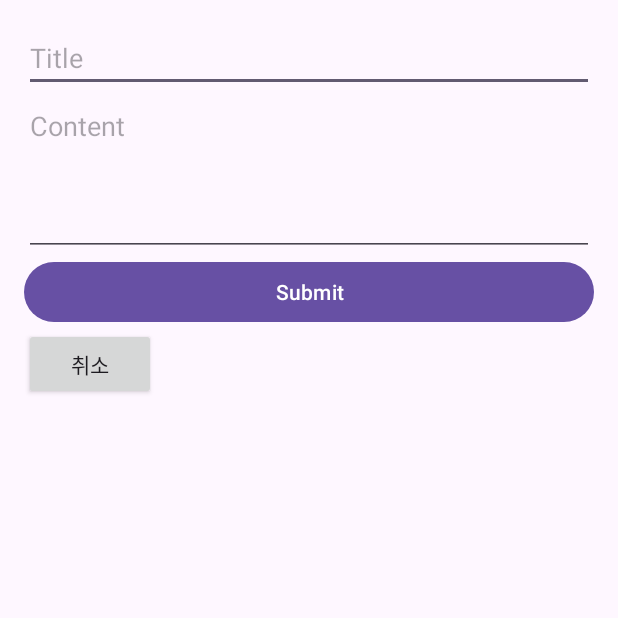
After one commit to Cha-Minho/MadCamp-Week2, an Android app: the NewPostActivity screen opened directly, with no data from a screen before it, on a phone screen of 412 x 824 dp, the top half of it. The commit adds this screen. Run offline under Robolectric (Android 15) with nearby library versions, the phone set to English and light mode, and no system bars.

Commit message:
중간 commit

```diff
--- a/app/src/main/AndroidManifest.xml
+++ b/app/src/main/AndroidManifest.xml
@@ -20,6 +20,9 @@
         android:theme="@style/Theme.Login"
         android:usesCleartextTraffic="true"
         tools:targetApi="31">
+        <activity
+            android:name=".NewPostActivity"
+            android:exported="false" />
         <activity
             android:name=".Stretch1Activity"
             android:exported="false" />
--- /dev/null
+++ b/app/src/main/java/com/example/login/NewPostActivity.java
@@ -0,0 +1,107 @@
+package com.example.login;
+
+import androidx.appcompat.app.AppCompatActivity;
+
+import android.content.Intent;
+import android.content.SharedPreferences;
+import android.os.Bundle;
+import android.util.Log;
+import android.view.View;
+import android.widget.Button;
+import android.widget.EditText;
+import android.widget.Toast;
+
+import org.json.JSONException;
+import org.json.JSONObject;
+
+import java.io.IOException;
+
+import okhttp3.Call;
+import okhttp3.Callback;
+import okhttp3.MediaType;
+import okhttp3.OkHttpClient;
+import okhttp3.Request;
+import okhttp3.RequestBody;
+import okhttp3.Response;
+
+public class NewPostActivity extends AppCompatActivity {
+    private EditText editTextTitle;
+    private EditText editTextContent;
+    private Button buttonSubmit;
+    private Button cancelPost;
+
+    private static final String URL = "https://6ef2-192-249-19-234.ngrok-free.app/post/";
+    public static final MediaType JSON = MediaType.get("application/json; charset=utf-8");
+
+    SharedPreferences sharedPref;
+
+    @Override
+    protected void onCreate(Bundle savedInstanceState) {
+        super.onCreate(savedInstanceState);
+        setContentView(R.layout.activity_new_post);
+
+        sharedPref = getSharedPreferences("UserPreferences", MODE_PRIVATE);
+
+        editTextTitle = findViewById(R.id.editTextTitle);
+        editTextContent = findViewById(R.id.editTextContent);
+        buttonSubmit = findViewById(R.id.btn_post_submit);
+        cancelPost = findViewById(R.id.cancel_post);
+
+        cancelPost.setOnClickListener(new View.OnClickListener() {
+            @Override
+            public void onClick(View v) {
+                finish();
+            }
+        });
+
+        buttonSubmit.setOnClickListener(new View.OnClickListener() {
+            @Override
+            public void onClick(View view) {
+                String postTitle = editTextTitle.getText().toString();
+                String postContent = editTextContent.getText().toString();
+
+                if (postTitle.isEmpty() || postContent.isEmpty()) {
+                    Toast.makeText(NewPostActivity.this, "Please fill out all fields", Toast.LENGTH_SHORT).show();
+                } else {
+                    int userId = sharedPref.getInt("userId", -1);
+                    Log.d("userID", String.valueOf(userId));
+                    if (userId != -1) {
+                        JSONObject json = new JSONObject();
+                        try {
+                            json.put("postTitle", postTitle);
+                            json.put("postContent", postContent);
+                            json.put("userId", userId);
+                        } catch (JSONException e) {
+                            e.printStackTrace();
+                        }
+                        OkHttpClient client = new OkHttpClient();
+                        RequestBody body = RequestBody.create(JSON, json.toString());
+                        Request request = new Request.Builder()
+                                .url(URL)
+                                .post(body)
+                                .build();
+
+                        client.newCall(request).enqueue(new Callback() {
+                            @Override
+                            public void onFailure(Call call, IOException e) {
+                                e.printStackTrace();
+                            }
+
+                            @Override
+                            public void onResponse(Call call, Response response) throws IOException {
+                                if (response.isSuccessful()) {
+                                    Log.d("TAG", "response: " + response.body().string());
+                                    finish();
+                                } else {
+                                    throw new IOException("Unexpected code " + response);
+                                }
+                            }
+                        });
+                    } else {
+                        Toast.makeText(NewPostActivity.this, "User not logged in", Toast.LENGTH_SHORT).show();
+                    }
+                }
+            }
+        });
+    }
+}
--- a/app/src/main/res/layout/activity_email.xml
+++ b/app/src/main/res/layout/activity_email.xml
@@ -8,7 +8,7 @@
     android:orientation="vertical">
 
     <EditText
-        android:id="@+id/editTextUsername"
+        android:id="@+id/editTextEmail"
         android:layout_width="match_parent"
         android:layout_height="wrap_content"
         android:hint="이메일 주소"
--- /dev/null
+++ b/app/src/main/res/layout/activity_new_post.xml
@@ -0,0 +1,45 @@
+<?xml version="1.0" encoding="utf-8"?>
+<ScrollView xmlns:android="http://schemas.android.com/apk/res/android"
+    xmlns:tools="http://schemas.android.com/tools"
+    android:layout_width="match_parent"
+    android:layout_height="match_parent"
+    tools:context=".NewPostActivity">
+
+    <LinearLayout
+        android:layout_width="match_parent"
+        android:layout_height="wrap_content"
+        android:orientation="vertical"
+        android:padding="16dp">
+
+        <EditText
+            android:id="@+id/editTextTitle"
+            android:layout_width="match_parent"
+            android:layout_height="wrap_content"
+            android:hint="Title" />
+
+        <EditText
+            android:id="@+id/editTextContent"
+            android:layout_width="match_parent"
+            android:layout_height="wrap_content"
+            android:hint="Content"
+            android:inputType="textMultiLine"
+            android:lines="4"
+            android:gravity="start|top"
+            android:maxLines="10"
+            android:scrollbars="vertical" />
+
+        <Button
+            android:id="@+id/btn_post_submit"
+            android:layout_width="match_parent"
+            android:layout_height="wrap_content"
+            android:text="Submit" />
+
+        <android.widget.Button
+            android:layout_width="wrap_content"
+            android:layout_height="wrap_content"
+            android:text="취소"
+            android:id="@+id/cancel_post"/>
+
+    </LinearLayout>
+
+</ScrollView>
```
Also changed, not shown: app/src/main/java/com/example/login/EmailActivity.java (+81 -17 lines), app/src/main/java/com/example/login/Frag1.java (+142 -5 lines), app/src/main/java/com/example/login/PostAdapter.java (added, +53 -0 lines), app/src/main/res/layout/fragment_frag1.xml (+15 -9 lines), app/src/main/res/layout/post_item.xml (added, +25 -0 lines).
